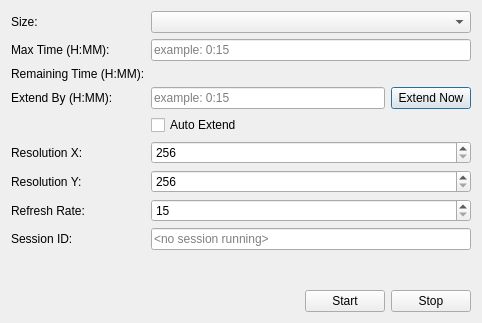
The window that ArrtSource/Rendering/UI/StartSessionDlg.ui (Azure/azure-remote-rendering-asset-tool) describes before a commit, drawn with Qt 5.
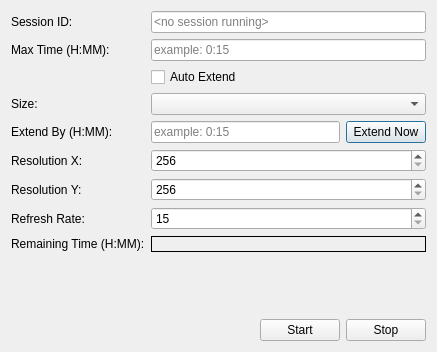
The same window after the commit. Icons and pictures are not drawn.

The edit to the form file:
```diff
--- a/ArrtSource/Rendering/UI/StartSessionDlg.ui
+++ b/ArrtSource/Rendering/UI/StartSessionDlg.ui
@@ -6,8 +6,8 @@
    <rect>
     <x>0</x>
     <y>0</y>
-    <width>482</width>
-    <height>323</height>
+    <width>437</width>
+    <height>352</height>
    </rect>
   </property>
   <property name="windowTitle">
@@ -16,20 +16,21 @@
   <layout class="QVBoxLayout" name="verticalLayout">
    <item>
     <layout class="QGridLayout" name="gridLayout">
-     <item row="9" column="1">
-      <widget class="QLineEdit" name="SessionID">
-       <property name="accessibleName">
-        <string>Current session ID</string>
+     <item row="0" column="0">
+      <widget class="QLabel" name="label_5">
+       <property name="text">
+        <string>Session ID:</string>
        </property>
-       <property name="readOnly">
-        <bool>false</bool>
+      </widget>
+     </item>
+     <item row="14" column="0">
+      <widget class="QLabel" name="label_4">
+       <property name="text">
+        <string>Remaining Time (H:MM):</string>
        </property>
-       <property name="placeholderText">
-        <string>&lt;no session running&gt;</string>
-       </property>
       </widget>
      </item>
-     <item row="0" column="1">
+     <item row="3" column="1">
       <widget class="QComboBox" name="VmSize">
        <property name="toolTip">
         <string/>
@@ -39,17 +40,17 @@
        </property>
       </widget>
      </item>
-     <item row="3" column="0">
-      <widget class="QLabel" name="label_3">
+     <item row="6" column="0">
+      <widget class="QLabel" name="ExtendLabel">
        <property name="text">
         <string>Extend By (H:MM):</string>
        </property>
       </widget>
      </item>
-     <item row="4" column="1">
-      <widget class="QCheckBox" name="AutoExtend">
+     <item row="11" column="0">
+      <widget class="QLabel" name="RefreshRateLabel">
        <property name="text">
-        <string>Auto Extend</string>
+        <string>Refresh Rate:</string>
        </property>
        <property name="icon">
         <iconset resource="../../Resources/ArrtApplication.qrc">
@@ -57,28 +58,14 @@
        </property>
       </widget>
      </item>
-     <item row="1" column="0">
-      <widget class="QLabel" name="label_2">
+     <item row="10" column="0">
+      <widget class="QLabel" name="ResolutionYLabel">
        <property name="text">
-        <string>Max Time (H:MM):</string>
+        <string>Resolution Y:</string>
        </property>
       </widget>
      </item>
-     <item row="9" column="0">
-      <widget class="QLabel" name="label_5">
-       <property name="text">
-        <string>Session ID:</string>
-       </property>
-      </widget>
-     </item>
-     <item row="0" column="0">
-      <widget class="QLabel" name="label">
-       <property name="text">
-        <string>Size:</string>
-       </property>
-      </widget>
-     </item>
-     <item row="3" column="1">
+     <item row="6" column="1">
       <layout class="QHBoxLayout" name="horizontalLayout_2">
        <item>
         <widget class="QLineEdit" name="AutoExtendBy">
@@ -100,61 +87,20 @@
            <normaloff>:/ArrtApplication/Icons/extendtime.svg</normaloff>:/ArrtApplication/Icons/extendtime.svg</iconset>
          </property>
          <property name="checkable">
-          <bool>true</bool>
+          <bool>false</bool>
          </property>
         </widget>
        </item>
       </layout>
      </item>
-     <item row="2" column="1">
-      <widget class="QLabel" name="RemainingTime">
-       <property name="accessibleName">
-        <string>Currently remaining time</string>
-       </property>
-       <property name="text">
-        <string/>
-       </property>
-      </widget>
-     </item>
-     <item row="1" column="1">
-      <widget class="QLineEdit" name="MaxTime">
-       <property name="accessibleName">
-        <string>Max VM allocation time</string>
-       </property>
-       <property name="placeholderText">
-        <string>example: 0:15</string>
-       </property>
-      </widget>
-     </item>
-     <item row="7" column="0">
-      <widget class="QLabel" name="ResolutionYLabel">
-       <property name="text">
-        <string>Resolution Y:</string>
-       </property>
-      </widget>
-     </item>
-     <item row="2" column="0">
-      <widget class="QLabel" name="label_4">
-       <property name="text">
-        <string>Remaining Time (H:MM):</string>
-       </property>
-      </widget>
-     </item>
-     <item row="6" column="0">
+     <item row="9" column="0">
       <widget class="QLabel" name="ResolutionXLabel">
        <property name="text">
         <string>Resolution X:</string>
        </property>
       </widget>
      </item>
-     <item row="8" column="0">
-      <widget class="QLabel" name="RefreshRateLabel">
-       <property name="text">
-        <string>Refresh Rate:</string>
-       </property>
-      </widget>
-     </item>
-     <item row="6" column="1">
+     <item row="9" column="1">
       <widget class="QSpinBox" name="ResolutionX">
        <property name="accessibleName">
         <string>Resolution X</string>
@@ -173,26 +119,7 @@
        </property>
       </widget>
      </item>
-     <item row="7" column="1">
-      <widget class="QSpinBox" name="ResolutionY">
-       <property name="accessibleName">
-        <string>Resolution Y</string>
-       </property>
-       <property name="correctionMode">
-        <enum>QAbstractSpinBox::CorrectToNearestValue</enum>
-       </property>
-       <property name="minimum">
-        <number>256</number>
-       </property>
-       <property name="maximum">
-        <number>4096</number>
-       </property>
-       <property name="singleStep">
-        <number>8</number>
-       </property>
-      </widget>
-     </item>
-     <item row="8" column="1">
+     <item row="11" column="1">
       <widget class="QSpinBox" name="RefreshRate">
        <property name="accessibleName">
         <string>Resolution Y</string>
@@ -211,6 +138,86 @@
        </property>
       </widget>
      </item>
+     <item row="3" column="0">
+      <widget class="QLabel" name="label">
+       <property name="text">
+        <string>Size:</string>
+       </property>
+      </widget>
+     </item>
+     <item row="1" column="1">
+      <widget class="QLineEdit" name="MaxTime">
+       <property name="accessibleName">
+        <string>Max VM allocation time</string>
+       </property>
+       <property name="placeholderText">
+        <string>example: 0:15</string>
+       </property>
+      </widget>
+     </item>
+     <item row="10" column="1">
+      <widget class="QSpinBox" name="ResolutionY">
+       <property name="accessibleName">
+        <string>Resolution Y</string>
+       </property>
+       <property name="correctionMode">
+        <enum>QAbstractSpinBox::CorrectToNearestValue</enum>
+       </property>
+       <property name="minimum">
+        <number>256</number>
+       </property>
+       <property name="maximum">
+        <number>4096</number>
+       </property>
+       <property name="singleStep">
+        <number>8</number>
+       </property>
+      </widget>
+     </item>
+     <item row="0" column="1">
+      <widget class="QLineEdit" name="SessionID">
+       <property name="accessibleName">
+        <string>Current session ID</string>
+       </property>
+       <property name="readOnly">
+        <bool>false</bool>
+       </property>
+       <property name="placeholderText">
+        <string>&lt;no session running&gt;</string>
+       </property>
+      </widget>
+     </item>
+     <item row="2" column="1">
+      <widget class="QCheckBox" name="AutoExtend">
+       <property name="text">
+        <string>Auto Extend</string>
+       </property>
+       <property name="icon">
+        <iconset resource="../../Resources/ArrtApplication.qrc">
+         <normaloff>:/ArrtApplication/Icons/autoextendtime.svg</normaloff>:/ArrtApplication/Icons/autoextendtime.svg</iconset>
+       </property>
+      </widget>
+     </item>
+     <item row="14" column="1">
+      <widget class="QLabel" name="RemainingTime">
+       <property name="accessibleName">
+        <string>Remaining time</string>
+       </property>
+       <property name="frameShape">
+        <enum>QFrame::Box</enum>
+       </property>
+       <property name="text">
+        <string/>
+       </property>
+      </widget>
+     </item>
+     <item row="1" column="0">
+      <widget class="QLabel" name="label_2">
+       <property name="text">
+        <string>Max Time (H:MM):</string>
+       </property>
+      </widget>
+     </item>
     </layout>
    </item>
    <item>
```
Left out of the diff: 14 changed lines with no effect on the pictures.
